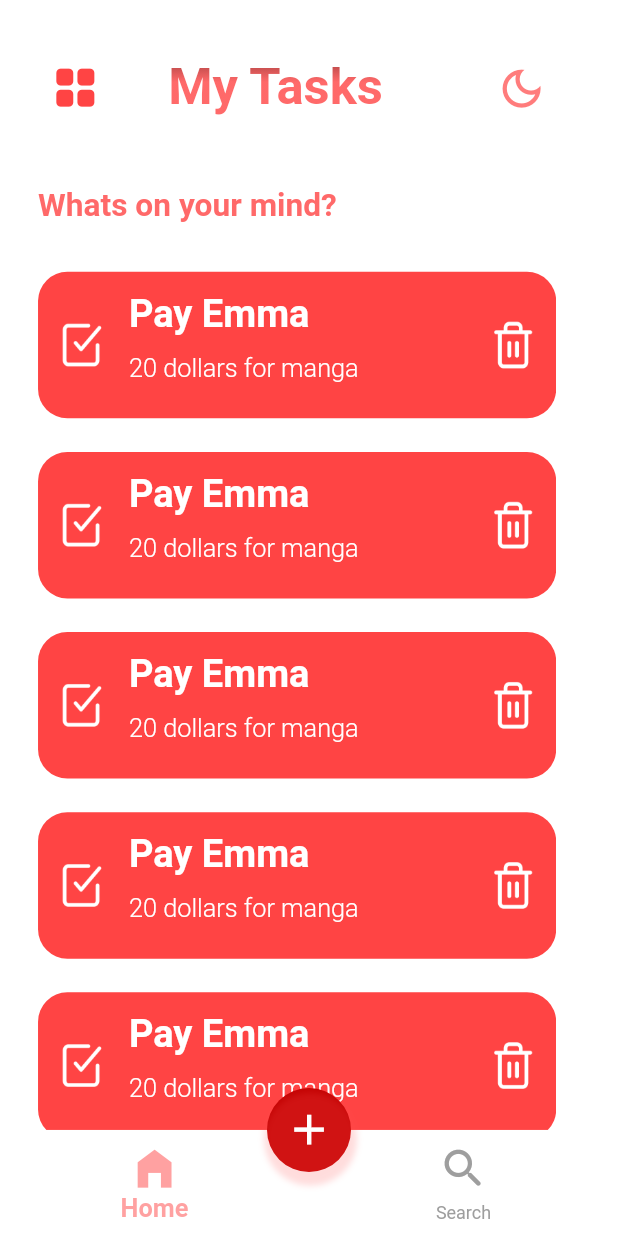
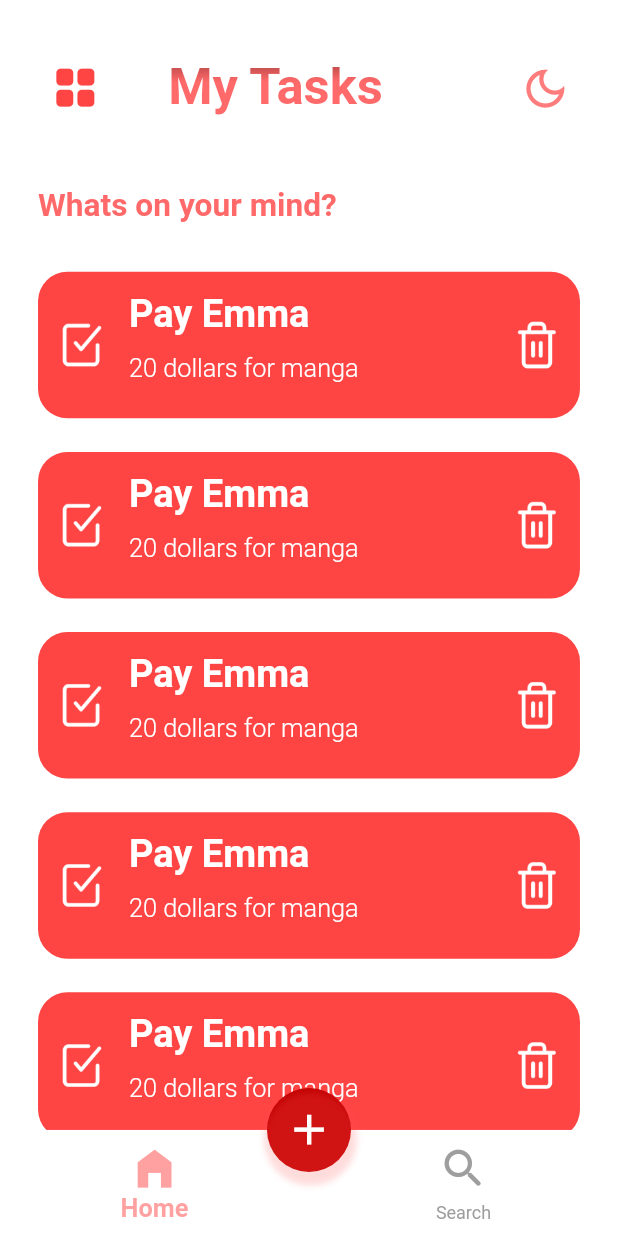
Before and after one commit to MohammedMotlaq/ToDoApp, a Flutter app: the MainScreen screen opened directly, on a phone screen of 412 x 824 dp. Run offline on Flutter 3.47's test engine with Material 2 defaults, Android fonts, the phone set to English and light mode, and no system bars; our stand-ins replace flutter_screenutil.

Commit message:
Edit: Home Screen padding

```diff
--- a/lib/Views/Screens/Home_Screen.dart
+++ b/lib/Views/Screens/Home_Screen.dart
@@ -16,7 +16,7 @@ class _HomeScreenState extends State<HomeScreen> {
   Widget build(BuildContext context) {
     return Container(
       color: Colors.white,
-      padding: EdgeInsets.only(top: 34.h, left: 24.w, right: 39.w),
+      padding: EdgeInsets.only(top: 34.h, left: 24.w, right: 24.w),
       child: Column(
         children: [
           Row(
```
